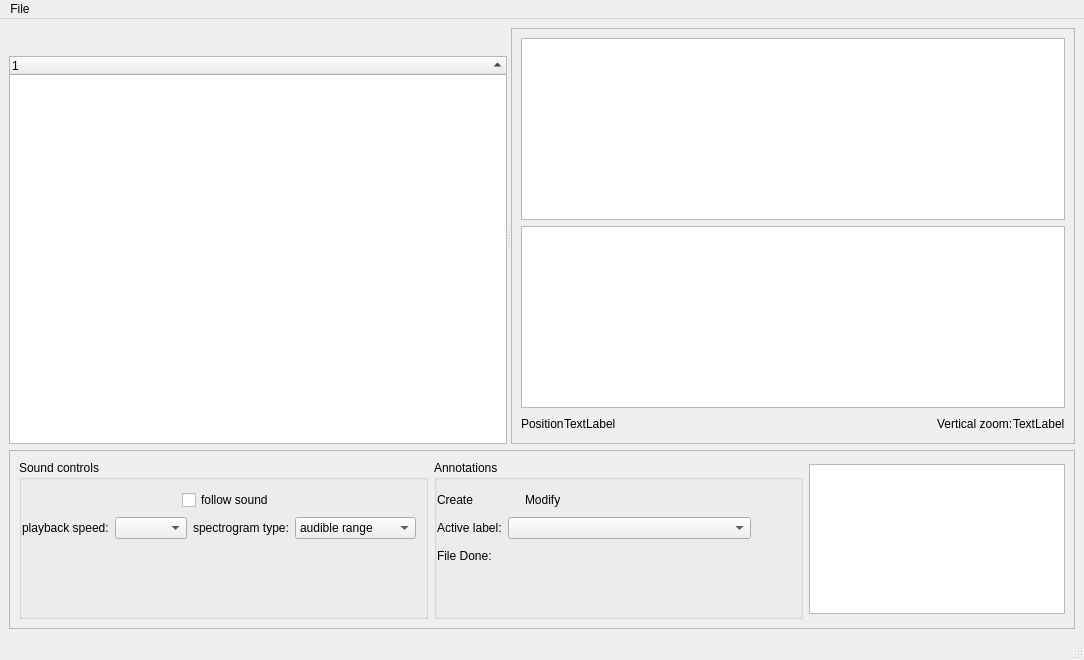
The window that AudioTagger/gui_mod.ui (Vin985/AudioTagger) describes before a commit, drawn with Qt 5.
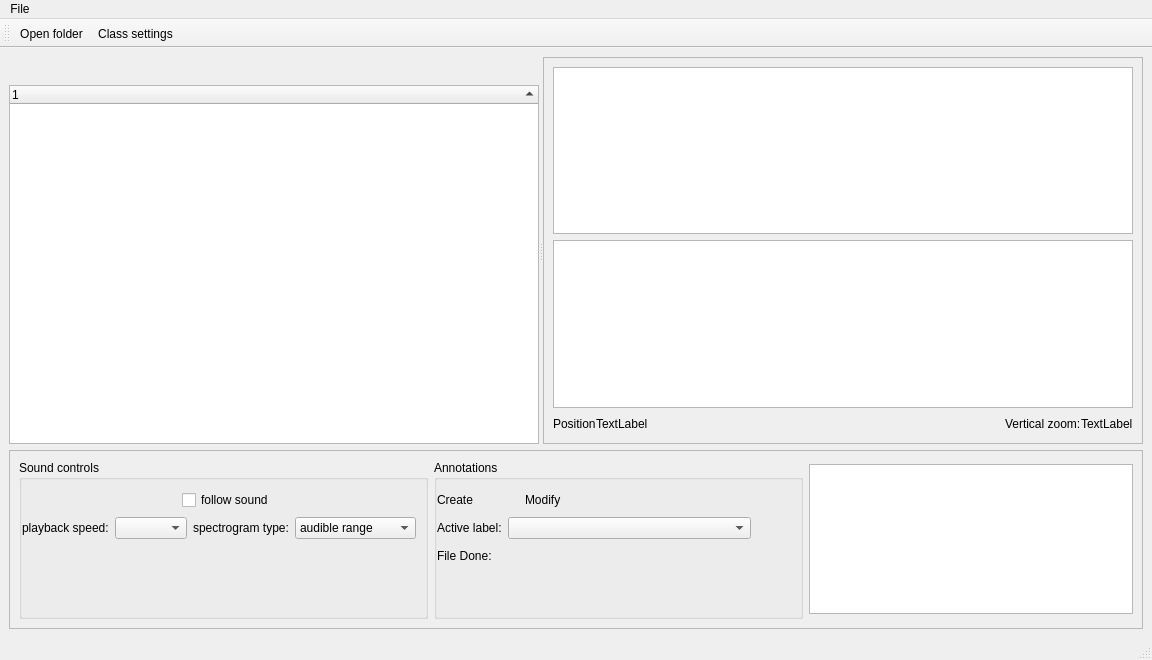
The same window after the commit. Icons and pictures are not drawn.

Commit message: Changed the way preferences for files are saved and loaded Added the option to have no file Button to change folder inside the program

```diff
--- a/AudioTagger/gui_mod.ui
+++ b/AudioTagger/gui_mod.ui
@@ -6,7 +6,7 @@
    <rect>
     <x>0</x>
     <y>0</y>
-    <width>1070</width>
+    <width>1152</width>
     <height>660</height>
    </rect>
   </property>
@@ -935,7 +935,7 @@
     <rect>
      <x>0</x>
      <y>0</y>
-     <width>1070</width>
+     <width>1152</width>
      <height>23</height>
     </rect>
    </property>
@@ -952,6 +952,19 @@
    <addaction name="menuFile"/>
   </widget>
   <widget class="QStatusBar" name="statusbar"/>
+  <widget class="QToolBar" name="toolBar">
+   <property name="windowTitle">
+    <string>toolBar</string>
+   </property>
+   <attribute name="toolBarArea">
+    <enum>TopToolBarArea</enum>
+   </attribute>
+   <attribute name="toolBarBreak">
+    <bool>false</bool>
+   </attribute>
+   <addaction name="actionOpen_folder"/>
+   <addaction name="actionClass_settings"/>
+  </widget>
   <action name="actionOpen_folder">
    <property name="text">
     <string>Open folder</string>
```
The commit also changes 3 other files.
